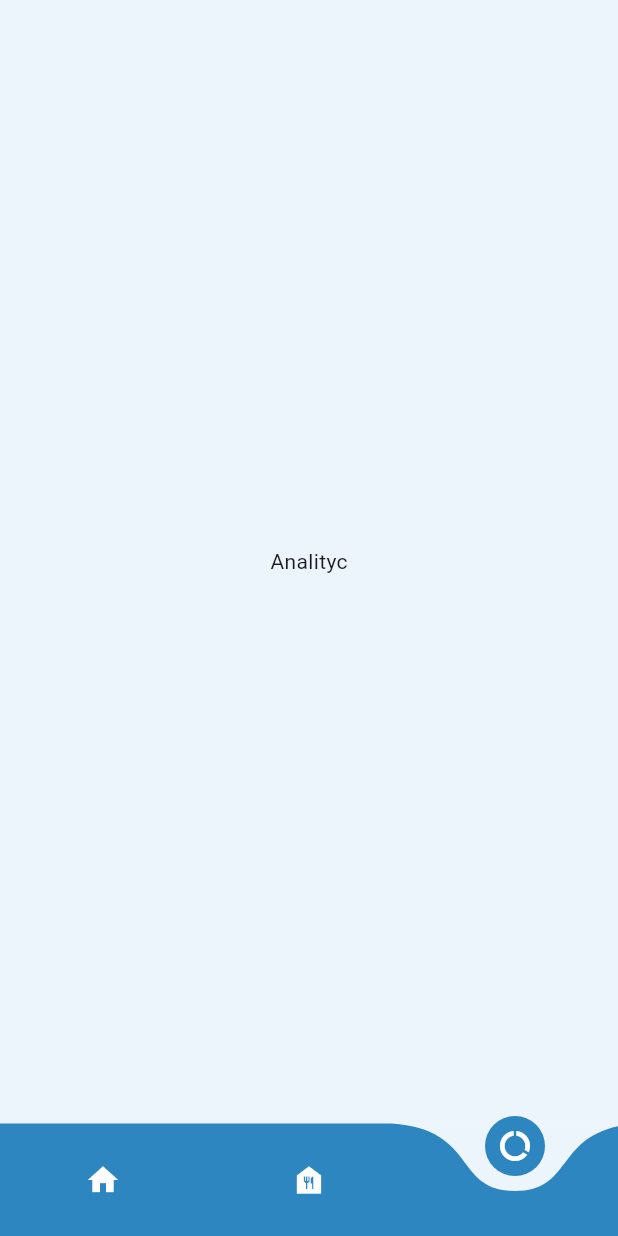
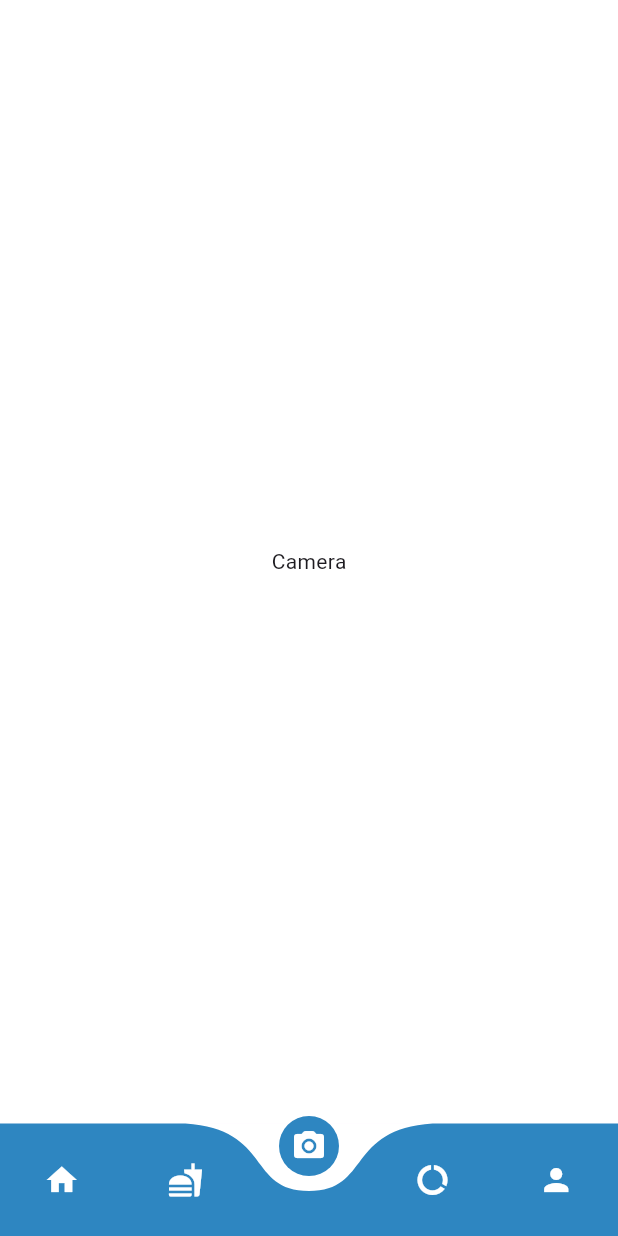
Before and after one commit to martinHW299/nutria_app, a Flutter app: the screen it shows after launch, item 3 of the bottom bar chosen, on a phone screen of 412 x 824 dp. Run offline on Flutter 3.47's test engine with Material 3 defaults, Android fonts, the phone set to English and light mode, and no system bars; drawn by our look-alikes of curved_navigation_bar; our stand-ins replace hexcolor.

Commit message:
Nav bar final touches

```diff
--- /dev/null
+++ b/lib/screens/camere_screen.dart
@@ -0,0 +1,16 @@
+import 'package:flutter/material.dart';
+import 'package:nutria/utilities/app_colors.dart';
+
+class CameraScreen extends StatelessWidget {
+  const CameraScreen({super.key});
+
+  @override
+  Widget build(BuildContext context) {
+    return Container(
+      color: AppColors.backgroundColor,
+      child: const Center(
+        child: Text("Camera"),
+      ),
+    );
+  }
+}
--- a/lib/screens/main_screen.dart
+++ b/lib/screens/main_screen.dart
@@ -1,7 +1,9 @@
 import 'package:flutter/material.dart';
 import 'package:nutria/screens/analytic_screen.dart';
+import 'package:nutria/screens/camere_screen.dart';
 import 'package:nutria/screens/food_screen.dart';
 import 'package:nutria/screens/home_screen.dart';
+import 'package:nutria/screens/profile_screen.dart';
 import 'package:nutria/utilities/app_colors.dart';
 import 'package:curved_navigation_bar/curved_navigation_bar.dart';
 
@@ -16,7 +18,9 @@ class _MainScreenState extends State<MainScreen> {
   final List<Widget> pages = [
     const HomeScreen(),
     const FoodScreen(),
+    const CameraScreen(),
     const AnalyticScreen(),
+    const ProfileScreen(),
   ];
 
   int currentPage = 0;
@@ -40,11 +44,19 @@ class _MainScreenState extends State<MainScreen> {
             color: Colors.white,
           ),
           Icon(
-            Icons.food_bank,
+            Icons.fastfood,
+            color: Colors.white,
+          ),
+          Icon(
+            Icons.camera_alt_rounded,
             color: Colors.white,
           ),
           Icon(
             Icons.data_saver_off_outlined,
+            color: Colors.white,
+          ),
+          Icon(
+            Icons.person,
             color: Colors.white,
           ),
         ],
--- /dev/null
+++ b/lib/screens/profile_screen.dart
@@ -0,0 +1,16 @@
+import 'package:flutter/material.dart';
+import 'package:nutria/utilities/app_colors.dart';
+
+class ProfileScreen extends StatelessWidget {
+  const ProfileScreen({super.key});
+
+  @override
+  Widget build(BuildContext context) {
+    return Container(
+      color: AppColors.backgroundColor,
+      child: const Center(
+        child: Text("Profile"),
+      ),
+    );
+  }
+}
--- a/lib/utilities/app_colors.dart
+++ b/lib/utilities/app_colors.dart
@@ -2,7 +2,6 @@ import 'package:flutter/material.dart';
 import 'package:hexcolor/hexcolor.dart';
 
 class AppColors {
-  static Color backgroundColor = HexColor('#ebf5fb');
-  static Color appBarColor = HexColor('#2e86c1');
-  static Color iconColor = HexColor('#fdfefe');
+  static Color backgroundColor = HexColor('#FFFFFF');
+  static Color appBarColor = HexColor('#2E86C1');
 }
```
